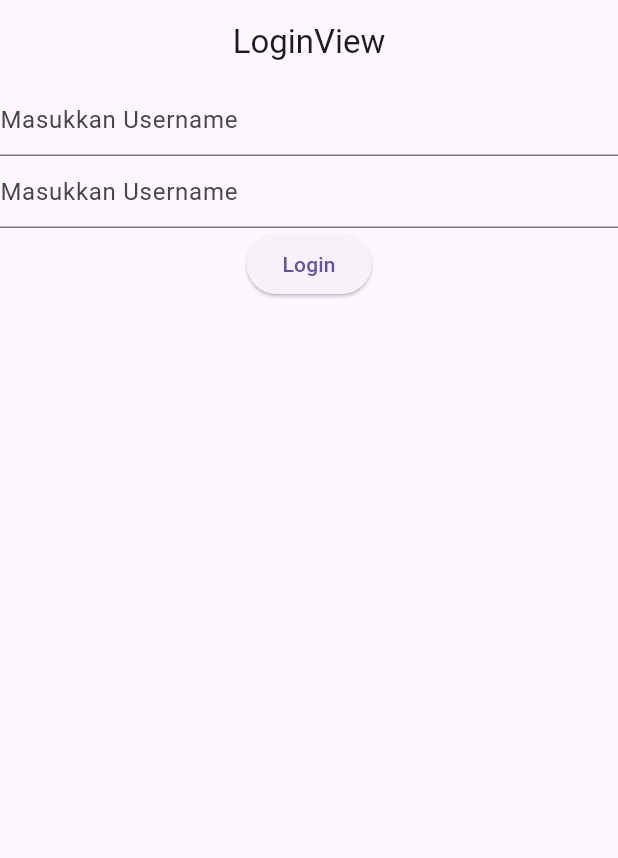
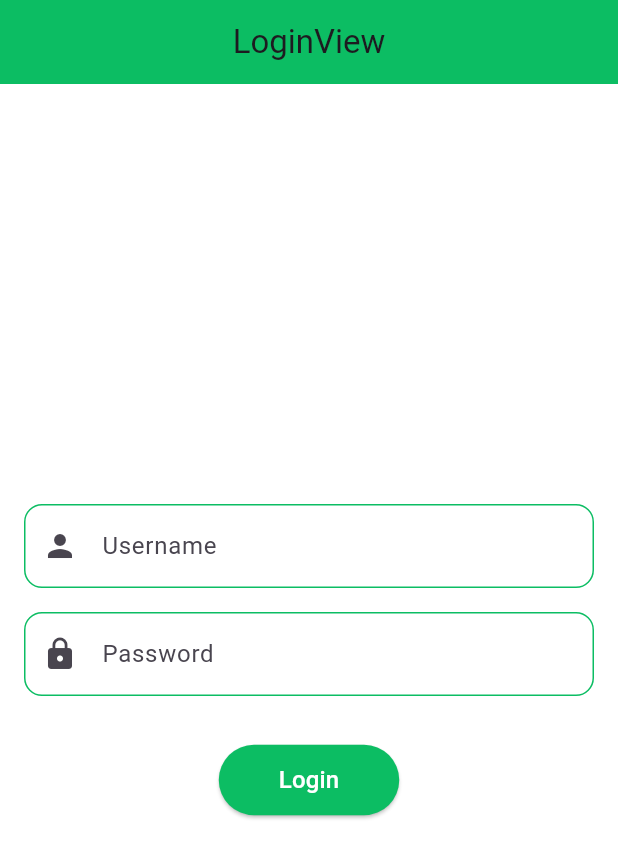
Before and after one commit to hahihiha/petugas_perpustakaan_kelas_c, a Flutter app: the screen it shows after launch, on a phone screen of 412 x 824 dp. Shown: the top 858 px of the screen. Run offline on Flutter 3.47's test engine with Material 3 defaults, Android fonts, the phone set to English and light mode, and no system bars; our stand-ins replace dio, get, get_storage, pretty_dio_logger.

Commit message:
Merubah UI pada halaman

```diff
--- a/lib/app/modules/login/views/login_view.dart
+++ b/lib/app/modules/login/views/login_view.dart
@@ -11,15 +11,32 @@ class LoginView extends GetView<LoginController> {
       appBar: AppBar(
         title: const Text('LoginView'),
         centerTitle: true,
+        backgroundColor: Color(0xFF0CBD63),
       ),
-      body: Center(
+      body: Container(
+        padding: const EdgeInsets.all(16.0),
+        color: Colors.white, // Set background color to white
+        child: Center(
           child: Form(
             key: controller.formKey,
             child: Column(
+              mainAxisAlignment: MainAxisAlignment.center,
               children: [
                 TextFormField(
                   controller: controller.usernameController,
-              decoration: InputDecoration(hintText: "Masukkan Username"),
+                  decoration: InputDecoration(
+                    labelText: "Username",
+                    hintText: "Masukkan Username",
+                    prefixIcon: Icon(Icons.person),
+                    focusedBorder: OutlineInputBorder(
+                      borderSide: BorderSide(color: Color(0xFF0CBD63)),
+                      borderRadius: BorderRadius.circular(12.0),
+                    ),
+                    enabledBorder: OutlineInputBorder(
+                      borderSide: BorderSide(color: Color(0xFF0CBD63)),
+                      borderRadius: BorderRadius.circular(12.0),
+                    ),
+                  ),
                   validator: (value) {
                     if (value!.length < 2) {
                       return "Username tidak boleh kosong";
@@ -27,9 +44,23 @@ class LoginView extends GetView<LoginController> {
                     return null;
                   },
                 ),
+                SizedBox(height: 16),
                 TextFormField(
                   controller: controller.passwordController,
-              decoration: InputDecoration(hintText: "Masukkan Username"),
+                  obscureText: true,
+                  decoration: InputDecoration(
+                    labelText: "Password",
+                    hintText: "Masukkan Password",
+                    prefixIcon: Icon(Icons.lock),
+                    focusedBorder: OutlineInputBorder(
+                      borderSide: BorderSide(color: Color(0xFF0CBD63)),
+                      borderRadius: BorderRadius.circular(12.0),
+                    ),
+                    enabledBorder: OutlineInputBorder(
+                      borderSide: BorderSide(color: Color(0xFF0CBD63)),
+                      borderRadius: BorderRadius.circular(12.0),
+                    ),
+                  ),
                   validator: (value) {
                     if (value!.length < 2) {
                       return "Password tidak boleh kosong";
@@ -37,15 +68,37 @@ class LoginView extends GetView<LoginController> {
                     return null;
                   },
                 ),
-            Obx(() =>
-            controller.loading.value ? CircularProgressIndicator()
+                SizedBox(height: 32),
+                Obx(
+                  () => controller.loading.value
+                      ? CircularProgressIndicator(
+                          valueColor:
+                              AlwaysStoppedAnimation<Color>(Color(0xFF0CBD63)),
+                        )
                       : ElevatedButton(
                           onPressed: () {
                             controller.login();
                           },
-                child: Text("Login")))
+                          style: ElevatedButton.styleFrom(
+                            backgroundColor: Color(0xFF0CBD63),
+                            padding: EdgeInsets.symmetric(
+                              horizontal: 40.0, // Increase horizontal padding
+                              vertical: 12.0,
+                            ),
+                          ),
+                          child: Text(
+                            "Login",
+                            style: TextStyle(
+                              fontSize: 16,
+                              color: Colors.white
+                            ),
+                          ),
+                        ),
+                ),
               ],
-            )),
+            ),
+          ),
+        ),
       ),
     );
   }
```
Also changed, not shown: lib/app/modules/home/views/home_view.dart (+49 -4 lines). Lines whose indentation alone changed are shown as unchanged.
